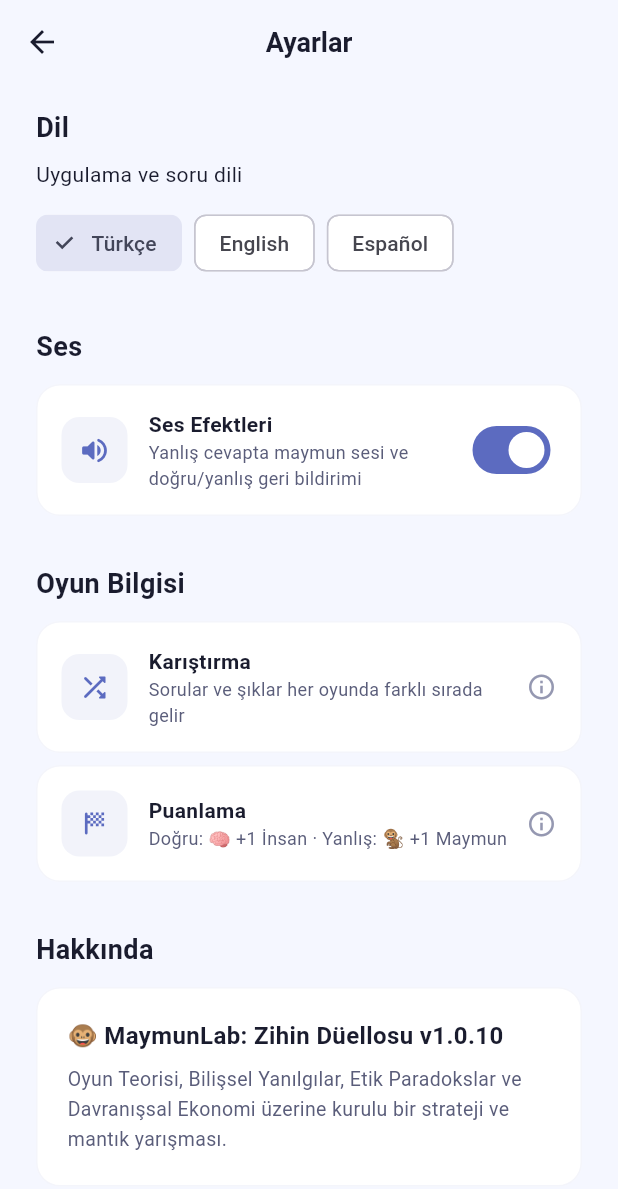
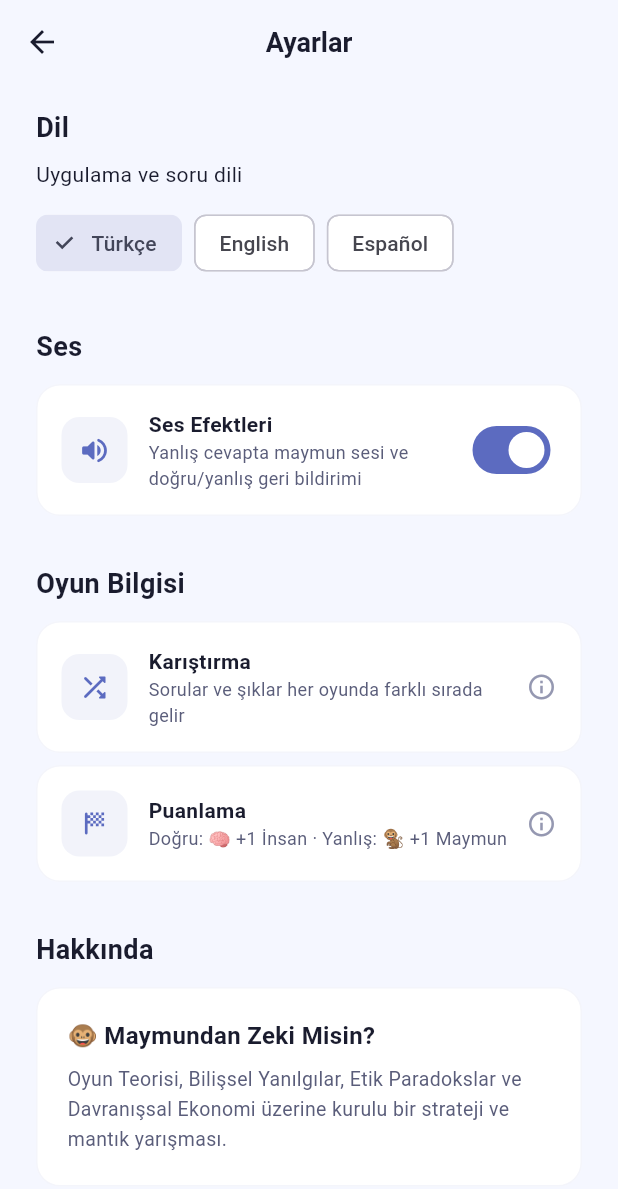
Before and after one commit to emredemireeel-boop/maymundanzekimisin, a Flutter app: the SettingsScreen screen opened directly, after a tap on "Türkçe", on a phone screen of 412 x 824 dp. Shown: the top 1189 px of the screen. Run offline on Flutter 3.47's test engine with Material 3 defaults, Android fonts, the phone set to English and light mode, and no system bars; our stand-ins replace audioplayers, confetti, google_mobile_ads, shared_preferences; missing offline and left inert: app_tracking_transparency; accounts and stored records are empty; Roboto replaces fonts that are missing (System); project files that could hold a hidden picture were left out.

Commit message:
Localize Maymun app name and enable iOS end ads

```diff
--- a/codemagic.yaml
+++ b/codemagic.yaml
@@ -1,6 +1,6 @@
 workflows:
   ios_app_store:
-    name: MaymunLab iOS App Store arsivi
+    name: Maymundan Zeki Misin? iOS App Store
     max_build_duration: 120
     instance_type: mac_mini_m2
     integrations:
@@ -24,8 +24,8 @@
       - name: App Store IPA dosyasını oluştur
         script: |
           flutter build ipa --release \
-            --build-name=1.0.14 \
-            --build-number=14 \
+            --build-name=1.0.15 \
+            --build-number=15 \
             --export-options-plist=/Users/builder/export_options.plist
     artifacts:
       - build/ios/ipa/*.ipa
--- a/lib/config/ad_config.dart
+++ b/lib/config/ad_config.dart
@@ -21,6 +21,7 @@
   static const _iosRewardedInterstitial =
       'ca-app-pub-6387001035314883/1576936973';
   static const _iosAppOpen = 'ca-app-pub-6387001035314883/2838047753';
+  static const _iosInterstitial = 'ca-app-pub-6387001035314883/2852550075';
 
   static String bannerAdUnitId(BannerPlacement placement) {
     if (defaultTargetPlatform == TargetPlatform.iOS) {
@@ -57,7 +58,9 @@
 
   static String? get interstitialAdUnitId {
     if (defaultTargetPlatform == TargetPlatform.iOS) {
-      return kReleaseMode ? null : 'ca-app-pub-3940256099942544/4411468910';
+      return kReleaseMode
+          ? _iosInterstitial
+          : 'ca-app-pub-3940256099942544/4411468910';
     }
     return kReleaseMode
         ? _androidInterstitial
--- a/lib/l10n/ui_overrides.dart
+++ b/lib/l10n/ui_overrides.dart
@@ -10,7 +10,10 @@
     'en': 'Put your mind to the test!',
     'es': '¡Pon a prueba tu mente!',
   },
-  'MaymunLab 🐒': {'en': 'MonkeyLab 🐒', 'es': 'Laboratorio Mono 🐒'},
+  'Maymundan Zeki Misin? 🐒': {
+    'en': 'Smarter Than a Monkey? 🐒',
+    'es': '¿Eres más listo que un mono? 🐒',
+  },
   'Maymun': {'en': 'Monkey', 'es': 'Mono'},
   'Maymunun gözlemi': {
     'en': "The monkey's observation",
@@ -78,7 +81,7 @@
     'es': 'Correcta: 🧠 +1 Humano · Incorrecta: 🐒 +1 Mono',
   },
   'Hakkında': {'en': 'About', 'es': 'Acerca de'},
-  '🐵 MaymunLab: Zihin Düellosu v1.0.10': {
+  '🐵 Maymundan Zeki Misin?': {
     'en': '🐵 Smarter Than a Monkey?',
     'es': '🐵 ¿Eres más listo que un mono?',
   },
--- a/lib/l10n/ui_translations.dart
+++ b/lib/l10n/ui_translations.dart
@@ -183,7 +183,6 @@
         "Puedes ver a Matriks. Usted está en el personal de élite cognitiva, saludos.",
   },
   "Maymun": {"en": "Home", "es": "Home"},
-  "MaymunLab 🐒": {"en": "MaymunLab  ", "es": "MaymunLab"},
   "Maymunun gözlemi": {
     "en": "Observation of Maym Home",
     "es": "Observación de Maym Home",
@@ -469,10 +468,6 @@
     "en": "! Read Maymuna Challenge!",
     "es": "¡Lee Maymuna Challenge!",
   },
-  "🐵 MaymunLab: Zihin Düellosu v1.0.10": {
-    "en": "MaymunLab: Mind Duel v1.0.10",
-    "es": "MaymunLab: Mind Duel v1.0.10",
-  },
   "💡": {"en": "", "es": ""},
   "📈 Puan Gelişimi": {
     "en": "Points Development Home",
--- a/lib/main.dart
+++ b/lib/main.dart
@@ -46,7 +46,7 @@
         builder: (context, language, _) => MaterialApp(
           title: switch (language.code) {
             'en' => 'Smarter Than a Monkey?',
-            'es' => '¿Más listo que un mono?',
+            'es' => '¿Eres más listo que un mono?',
             _ => 'Maymundan Zeki Misin?',
           },
           debugShowCheckedModeBanner: false,
--- a/lib/screens/home_screen.dart
+++ b/lib/screens/home_screen.dart
@@ -211,7 +211,7 @@
                   crossAxisAlignment: CrossAxisAlignment.start,
                   children: [
                     AppText(
-                      'MaymunLab 🐒',
+                      'Maymundan Zeki Misin? 🐒',
                       style: TextStyle(
                         fontSize: 17,
                         fontWeight: FontWeight.w800,
--- a/lib/screens/settings_screen.dart
+++ b/lib/screens/settings_screen.dart
@@ -182,7 +182,7 @@
                 crossAxisAlignment: CrossAxisAlignment.start,
                 children: [
                   AppText(
-                    '🐵 MaymunLab: Zihin Düellosu v1.0.10',
+                    '🐵 Maymundan Zeki Misin?',
                     style: TextStyle(
                       fontSize: 16,
                       fontWeight: FontWeight.w700,
--- a/pubspec.yaml
+++ b/pubspec.yaml
@@ -1,7 +1,7 @@
 name: zihin_tuzaklari
-description: "MaymunLab: Zihin Düellosu – altı bilişsel alanda özgün karar oyunu"
+description: "Maymundan Zeki Misin? – Türkçe, İngilizce ve İspanyolca zihin oyunu"
 publish_to: 'none'
-version: 1.0.14+14
+version: 1.0.15+15
 
 environment:
   sdk: ^3.10.4
```
Also changed, not shown: 5 other files.
